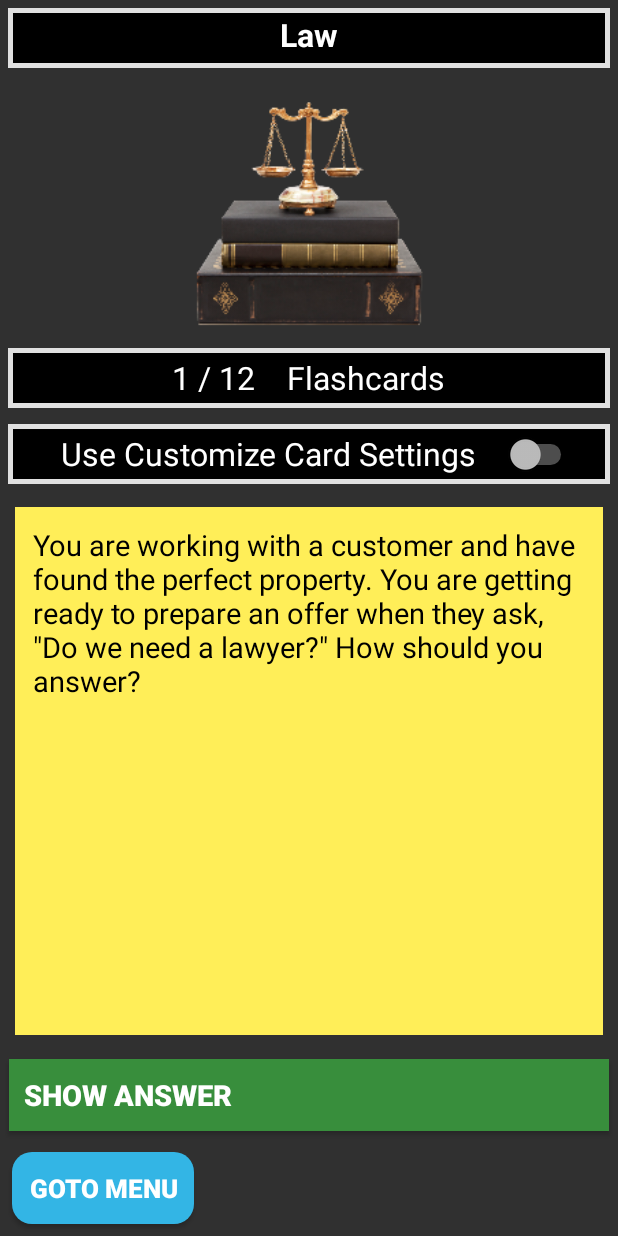
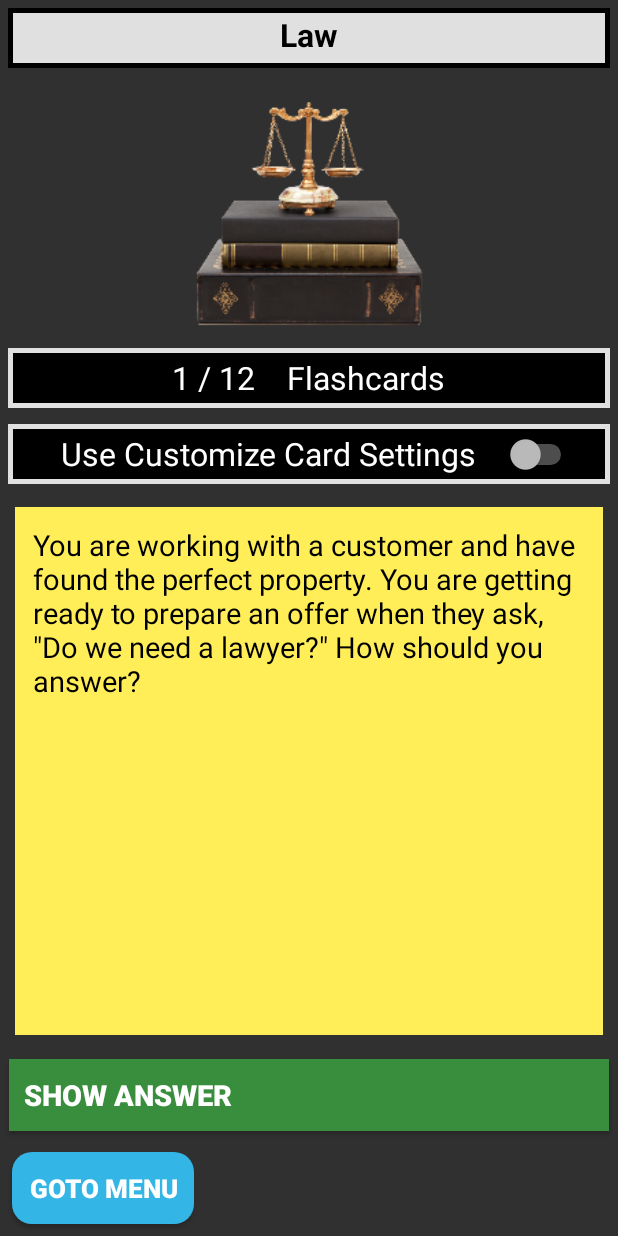
Before and after one commit to nl3appdev21/NJRealtorExam, an Android app: the FlashCards screen opened directly, with no data from a screen before it, on a phone screen of 412 x 824 dp. Run offline under Robolectric (Android 15) with nearby library versions, the phone set to English and light mode, and no system bars; our stand-ins replace Firebase (no records; nobody signed in at launch, a user with empty details on screens opened directly).

Commit message:
changed rectangle title box flashcards and test screens, retested

```diff
--- /dev/null
+++ b/app/src/main/res/drawable/rectangle_box_gray.xml
@@ -0,0 +1,6 @@
+<?xml version="1.0" encoding="utf-8"?>
+<shape xmlns:android="http://schemas.android.com/apk/res/android" android:id="@+id/rectangle_box_gray">
+    <stroke android:width="3dp" android:color="@color/Black" />
+    <solid android:color="@color/Gray_04"/>
+
+</shape>
--- a/app/src/main/res/layout/activity_main.xml
+++ b/app/src/main/res/layout/activity_main.xml
@@ -72,7 +72,7 @@
         android:layout_gravity="center"
         android:layout_marginBottom="4dp"
         android:layout_margin="4dp"
-        android:background="@drawable/rectangle_box"
+        android:background="@drawable/rectangle_box_gray"
         android:gravity="center"
         android:layout_weight="1"
         android:orientation="vertical">
@@ -82,10 +82,10 @@
             android:layout_width="match_parent"
             android:layout_height="wrap_content"
             android:layout_marginTop="4dp"
-            android:layout_marginBottom="6dp"
+            android:layout_marginBottom="4dp"
             android:text="test is said mf"
             android:textStyle="bold"
-            android:textColor="@color/White"
+            android:textColor="@color/Black"
             android:textSize="17dp"
             android:gravity="center"/>
 
--- a/app/src/main/res/layout/flashcards.xml
+++ b/app/src/main/res/layout/flashcards.xml
@@ -10,7 +10,7 @@
         android:layout_height="40dp"
         android:layout_gravity="center"
         android:layout_margin="5dp"
-        android:background="@drawable/rectangle_box"
+        android:background="@drawable/rectangle_box_gray"
         android:gravity="center"
         android:orientation="horizontal">
 
@@ -20,9 +20,9 @@
             android:layout_height="wrap_content"
             android:layout_marginTop="2dp"
             android:layout_marginBottom="4dp"
-            android:text=" "
+            android:text=" 123 "
             android:textStyle="bold"
-            android:textColor="@color/White"
+            android:textColor="@color/Black"
             android:textSize="21dp"
             android:gravity="center"/>
 
```
Also changed, not shown: 1 other file.
